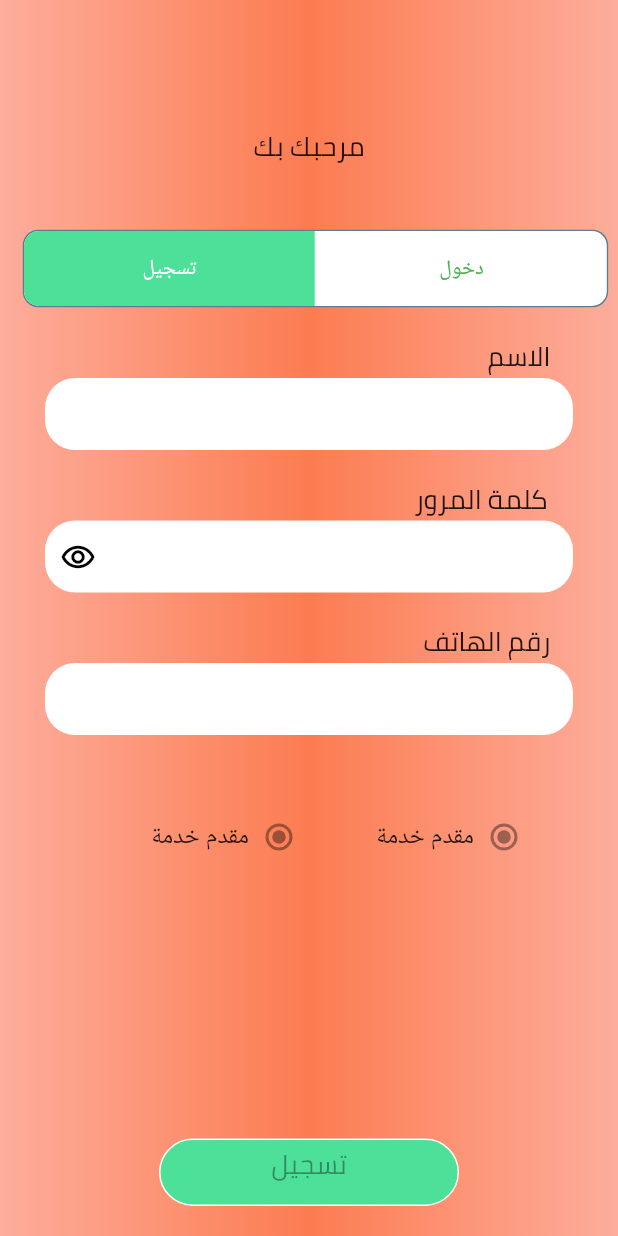
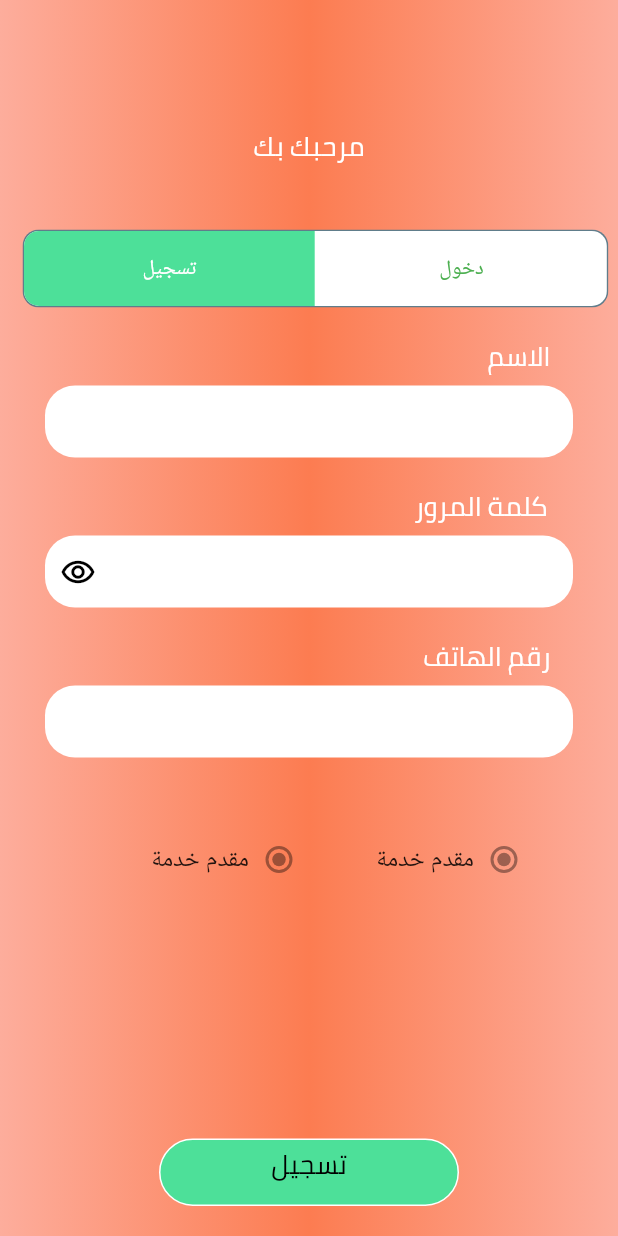
Before and after one commit to KhaledAMohamed/Elm2oul, a Flutter app: the screen it shows after launch, after a tap on "تسجيل", on a phone screen of 412 x 824 dp. Run offline on Flutter 3.47's test engine with Material 2 defaults, Android fonts, the phone set to English and light mode, and no system bars; drawn by our look-alikes of toggle_switch; our stand-ins replace flutter_rating_bar, google_maps_flutter, hexcolor; missing offline and left inert: splash_screen_view; network calls fail.

Commit message:
Final UI

```diff
--- a/lib/ChangeUserProfile/Location.dart
+++ b/lib/ChangeUserProfile/Location.dart
@@ -45,7 +45,7 @@ class Location extends StatelessWidget {
             Row(
               mainAxisAlignment: MainAxisAlignment.center,
               children: [
-                circleAvater("https://www.woolha.com/media/2020/03/eevee.png"),
+                circleAvater("https://www.woolha.com/media/2020/03/eevee.png",Size: 50),
               ],
             ),
             SizedBox(height: 40,),
--- a/lib/ChangeUserProfile/Profile.dart
+++ b/lib/ChangeUserProfile/Profile.dart
@@ -221,7 +221,7 @@ class Profile extends StatelessWidget {
                 alignment: Alignment.bottomRight,
                 children: [
                   circleAvater(
-                      "https://www.woolha.com/media/2020/03/eevee.png"),
+                      "https://www.woolha.com/media/2020/03/eevee.png",Size: 50),
                   Padding(
                     padding: const EdgeInsets.only(right: 15, bottom: 10),
                     child: Icon(Icons.camera_alt_outlined, color: Colors.white),
--- a/lib/Component/BottomNavigation.dart
+++ b/lib/Component/BottomNavigation.dart
@@ -22,7 +22,7 @@ class BottonNavgation extends StatelessWidget {
           children: <Widget>[
             Container(
               margin: EdgeInsets.only(left: 28.0),
-              padding: EdgeInsets.only(left: 5, bottom: 5),
+              padding: EdgeInsets.only( bottom: 5),
               decoration: BoxDecoration(
                 color: ColorLocation,
                 borderRadius: BorderRadius.all(Radius.circular(120.0)),
--- a/lib/Component/bottonView.dart
+++ b/lib/Component/bottonView.dart
@@ -4,7 +4,8 @@ import 'package:hexcolor/hexcolor.dart';
 
 class buttonView extends StatelessWidget{
   String _text;
-  buttonView (this._text);
+  Color? color;
+  buttonView (this._text,{this.color});
   @override
   Widget build(BuildContext context) {
     return  Align(
@@ -20,7 +21,7 @@ class buttonView extends StatelessWidget{
             BorderRadius.all(Radius.circular(30.0))),
         child: TextButton(
             onPressed: null,
-            child: textView(_text,0.2)
+            child: textView(_text,0.2,color: color)
         ),
       ),
     );
--- a/lib/Component/textFieldView.dart
+++ b/lib/Component/textFieldView.dart
@@ -1,12 +1,14 @@
 import 'package:flutter/material.dart';
+import 'package:flutter/services.dart';
 
 class textFieldView extends StatelessWidget{
-  TextInputType _textInputType;
-  TextDirection _textDirection;
-  int _maxLength ;
+  TextInputType textInputType;
+  TextDirection textDirection;
+  // int _maxLength ;
+  // String? textCounter;
 
 
-  textFieldView(this._textInputType,this._maxLength,this._textDirection);
+  textFieldView({required this.textInputType,required this.textDirection});
 
   @override
   Widget build(BuildContext context) {
@@ -28,19 +30,18 @@ class textFieldView extends StatelessWidget{
 
              child: Expanded(
                child: TextField(
-                 textDirection:_textDirection,
+                 textDirection:textDirection,
                  showCursor:true,
                  maxLines: 1,
-              //   maxLength: _maxLength ,
-                 keyboardType: _textInputType,
+                 keyboardType: textInputType,
                  textInputAction: TextInputAction.done,
                  textAlignVertical: TextAlignVertical.center,
                  decoration: InputDecoration(
-                     contentPadding: EdgeInsets.only(right: 10,bottom: 15,left: 10,
-                         top: 10),
+                     contentPadding: EdgeInsets.only(
+                         right: 10,
+                         bottom: 15,
+                         left: 10),
                      border: InputBorder.none,
-                     // hintText: _hintText,
-                     // hintTextDirection: TextDirection.rtl,
                  ),
 
                ),
--- a/lib/Component/textView.dart
+++ b/lib/Component/textView.dart
@@ -12,9 +12,7 @@ class textView extends StatelessWidget{
     return Text(
       _text,
       textAlign: TextAlign.center,
-
       style: TextStyle(
-
         fontStyle: FontStyle.normal,
         height:_lineHeight,
         color: color,
--- a/lib/Login/Login.dart
+++ b/lib/Login/Login.dart
@@ -31,7 +31,6 @@ class Login extends StatelessWidget {
           ),
           child:Column(
             mainAxisSize: MainAxisSize.min,
-
             crossAxisAlignment: CrossAxisAlignment.end,
             children: [
               SizedBox(height: 60),
@@ -43,12 +42,9 @@ class Login extends StatelessWidget {
               ),
               SizedBox(height: 30),
               Row(
-
                 mainAxisAlignment: MainAxisAlignment.center,
                 children: [
                   Container(
-                    // width: 300,
-                    // height: 40,
                     margin: EdgeInsets.only(left: 15,right: 15),
                     child: Directionality(
                       textDirection: TextDirection.rtl,
@@ -87,16 +83,16 @@ class Login extends StatelessWidget {
               ),
               SizedBox(height: 50),
               Padding(
-                padding: const EdgeInsets.only(right
-                    : 45),
-                child: textView("رقم الهاتف", 1.5,color: Colors.white,),
+                padding: const EdgeInsets.only(right: 45,bottom: 5),
+                child: textView("رقم الهاتف", 1.5,color: Colors.white),
               ),
-              textFieldView(TextInputType.phone,11,TextDirection.ltr),
+              textFieldView(
+                  textInputType: TextInputType.phone,
+                  textDirection: TextDirection.ltr),
               SizedBox(height: 20),
               Padding(
-                padding: const EdgeInsets.only(right
-                    : 45),
-                child: textView("كلمة المرور ", 1.5,color: Colors.white,),
+                padding: const EdgeInsets.only(right: 45,bottom: 5),
+                child: textView("كلمة المرور ", 1.5,color: Colors.white),
               ),
               Padding(
                 padding: const EdgeInsets.only(left: 30,right: 30),
@@ -109,13 +105,14 @@ class Login extends StatelessWidget {
                   InkWell(
                     onTap: ()=>Helper.gotoScreen(context, Constant.ResetPhone),
                       child:
-                      textView("هل نسيت كلمة المرور ؟", 2.2,color: Colors.white)
+                      textView("هل نسيت كلمة المرور ؟",1.5,color: Colors.white)
                   ),
                 ],
               ),
-              Flexible (child: InkWell(
+              Spacer(),
+              InkWell(
                   onTap: ()=>Helper.gotoScreen(context, Constant.Home),
-                  child: buttonView("دخول")))
+                  child: buttonView("دخول",color: Colors.black))
 
             ],
           )
--- a/lib/Login/Register.dart
+++ b/lib/Login/Register.dart
@@ -36,19 +36,17 @@ class Register extends StatelessWidget {
         ),
         child:Column(
           mainAxisSize: MainAxisSize.min,
-
           crossAxisAlignment: CrossAxisAlignment.end,
           children: [
             SizedBox(height: 60),
             Row(
               mainAxisAlignment: MainAxisAlignment.center,
               children: [
-                textView("مرحبك بك", 3.5),
+                textView("مرحبك بك", 3.5,color: Colors.white),
               ],
             ),
             SizedBox(height: 30),
             Row(
-
               mainAxisAlignment: MainAxisAlignment.center,
               children: [
                 Container(
@@ -91,16 +89,16 @@ class Register extends StatelessWidget {
             ),
             SizedBox(height: 20),
             Padding(
-              padding: const EdgeInsets.only(right
-                  : 45),
-              child: textView("الاسم", 1.5),
+              padding: const EdgeInsets.only(right: 45,bottom: 5),
+              child: textView("الاسم", 1.5,color: Colors.white),
             ),
-            textFieldView(TextInputType.name,30,TextDirection.ltr),
+            textFieldView(
+                textInputType: TextInputType.name,
+                textDirection: TextDirection.rtl),
             SizedBox(height: 20),
             Padding(
-              padding: const EdgeInsets.only(right
-                  : 45),
-              child: textView("كلمة المرور ", 1.5),
+              padding: const EdgeInsets.only(right: 45,bottom: 5),
+              child: textView("كلمة المرور ", 1.5,color: Colors.white),
             ),
             Padding(
               padding: const EdgeInsets.only(left: 30,right: 30),
@@ -108,12 +106,13 @@ class Register extends StatelessWidget {
             ),
             SizedBox(height: 20),
             Padding(
-              padding: const EdgeInsets.only(right
-                  : 45),
-              child: textView("رقم الهاتف", 1.5),
+              padding: const EdgeInsets.only(right: 45,bottom: 5),
+              child: textView("رقم الهاتف", 1.5,color: Colors.white),
             ),
-            textFieldView(TextInputType.phone,11,TextDirection.ltr),
+            textFieldView(textInputType: TextInputType.phone,textDirection:
+            TextDirection.ltr),
             SizedBox(height: 40,),
+            //radio button
             Container(
               child: Row(
                 mainAxisAlignment: MainAxisAlignment.center,
@@ -175,10 +174,11 @@ class Register extends StatelessWidget {
                 ],
               ),
             ),
-            Flexible (child: buttonView("تسجيل"))
-
-
-
+            Spacer(),
+            InkWell(
+                child: buttonView("تسجيل",color: Colors.black),
+                onTap: ()=>Helper.gotoScreen(context, Constant.Home)
+            )
           ],
         )
       ),
--- a/lib/faveorite.dart
+++ b/lib/faveorite.dart
@@ -10,7 +10,7 @@ import 'Component/circleAvatar.dart';
 import 'Uitils/Constant.dart';
 import 'Uitils/Helper.dart';
 
-class compDetail extends StatelessWidget {
+class Favorite extends StatelessWidget {
   @override
   Widget build(BuildContext context) {
     return Scaffold(
--- a/lib/main.dart
+++ b/lib/main.dart
@@ -39,7 +39,7 @@ class MyApp extends StatelessWidget {
           ),
         ),
       ),
-      home: Login(),
+      home: MyHomePage(),
       routes: {
         Constant.ChangeName:(context) =>ChangeName(),
         Constant.ChangePhone:(context) =>ChangePhone(),
@@ -50,7 +50,7 @@ class MyApp extends StatelessWidget {
         Constant.Profile:(context) => Profile(),
         Constant.Location:(context) => Location(),
         Constant.Home:(context)=>DemoPageState(),
-        Constant.Favorite:(context)=>compDetail(),
+        Constant.Favorite:(context)=>Favorite(),
         Constant.ResetCode:(context) =>ResetCode(),
         Constant.ResetPhone:(context) =>ResetPhone(),
         Constant.ResetPassword:(context) =>ResetPassword(),
@@ -76,7 +76,7 @@ class _MyHomePageState extends State<MyHomePage> {
       //   title: Text("Elm2oul"),
       // ),
       body: SplashScreenView(
-        navigateRoute: Profile(),
+        navigateRoute: Login(),
         duration: 3000,
         imageSize: 250,
         imageSrc: "lib/Images/splashImage.png",
```
Also changed, not shown: lib/ChangeUserProfile/ChangeName.dart (+9 -11 lines), lib/ChangeUserProfile/ChangePassword.dart (+6 -5 lines), lib/ChangeUserProfile/ChangePhone.dart (+8 -4 lines), lib/Component/circleAvatar.dart (+7 -3 lines), lib/Home.dart (+14 -13 lines), lib/PasswordReset/ResetCode.dart (+6 -4 lines), lib/PasswordReset/ResetPassword.dart (+6 -4 lines), lib/PasswordReset/ResetPhone.dart (+8 -4 lines).
